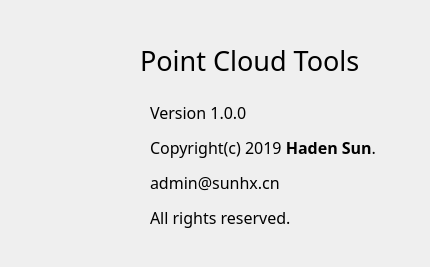
sunhaox/PointCloudTools, file PointCloudTools/AboutWin.ui: the form before one commit.
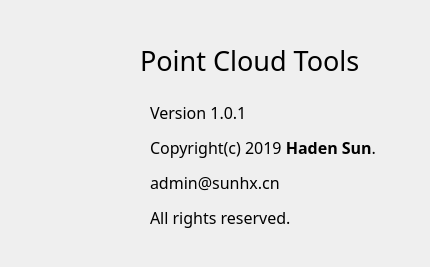
The form after the commit. Icons and pictures are not drawn.

```diff
--- a/PointCloudTools/AboutWin.ui
+++ b/PointCloudTools/AboutWin.ui
@@ -68,7 +68,7 @@
     </font>
    </property>
    <property name="text">
-    <string>&lt;html&gt;&lt;head/&gt;&lt;body&gt;&lt;p&gt;Version 1.0.0&lt;/p&gt;&lt;p&gt;Copyright(c) 2019 &lt;span style=&quot; font-weight:600;&quot;&gt;Haden Sun&lt;/span&gt;.&lt;/p&gt;&lt;p&gt;admin@sunhx.cn&lt;/p&gt;&lt;p&gt;All rights reserved.&lt;/p&gt;&lt;/body&gt;&lt;/html&gt;</string>
+    <string>&lt;html&gt;&lt;head/&gt;&lt;body&gt;&lt;p&gt;Version 1.0.1&lt;/p&gt;&lt;p&gt;Copyright(c) 2019 &lt;span style=&quot; font-weight:600;&quot;&gt;Haden Sun&lt;/span&gt;.&lt;/p&gt;&lt;p&gt;admin@sunhx.cn&lt;/p&gt;&lt;p&gt;All rights reserved.&lt;/p&gt;&lt;/body&gt;&lt;/html&gt;</string>
    </property>
    <property name="textFormat">
     <enum>Qt::RichText</enum>
```
